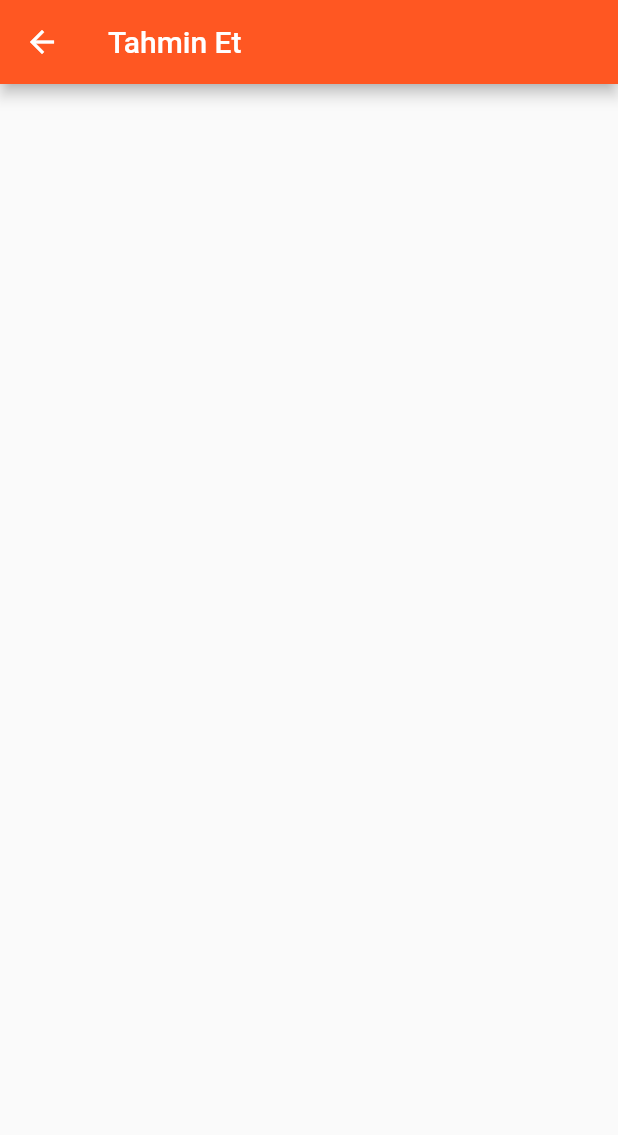
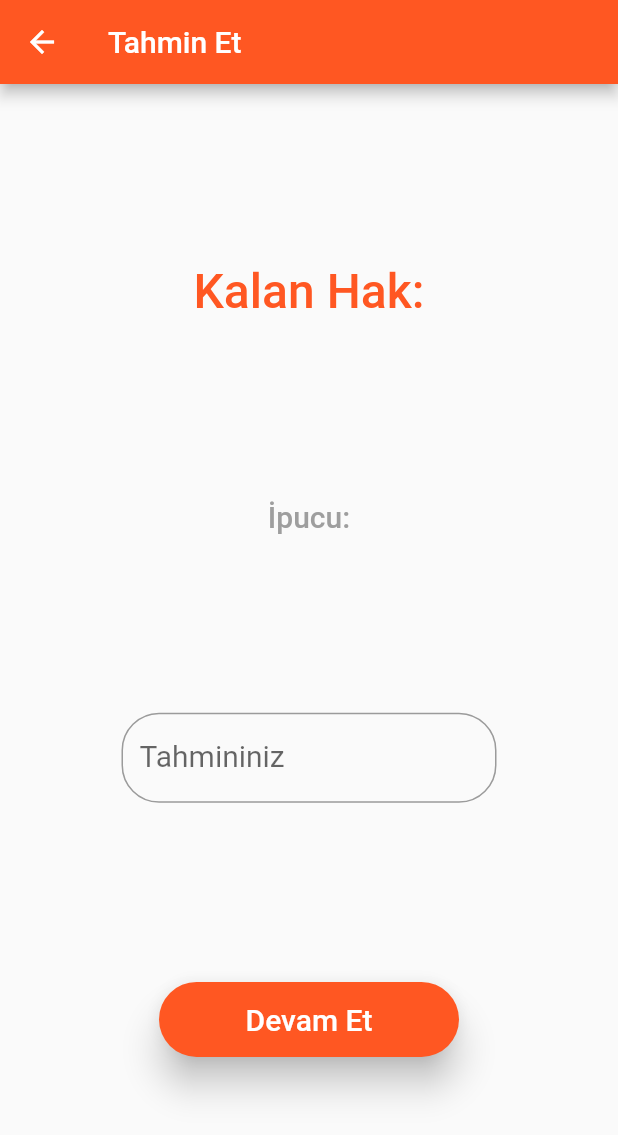
Before and after one commit to kadironer/Sayi-Tahmin-Oyunu, a Flutter app: the tahminEkrani screen opened directly, on a phone screen of 412 x 824 dp. Shown: the top 1135 px of the screen. Run offline on Flutter 3.47's test engine with Material 2 defaults, Android fonts, the phone set to English and light mode, and no system bars.

Commit message:
Design Completed

```diff
--- a/lib/tahminEkrani.dart
+++ b/lib/tahminEkrani.dart
@@ -1,4 +1,5 @@
 import 'package:flutter/material.dart';
+import 'package:sayi_tahmin_oyunu/sonucEkrani.dart';
 
 class tahminEkrani extends StatefulWidget {
   const tahminEkrani({Key? key}) : super(key: key);
@@ -18,7 +19,64 @@ class _tahminEkraniState extends State<tahminEkrani> {
         child: Column(
           mainAxisAlignment: MainAxisAlignment.spaceEvenly,
           children: <Widget>[
+            Text("Kalan Hak:",
+              style: TextStyle(
+                fontSize: 32,
+                fontWeight: FontWeight.w500,
+                color: Colors.deepOrange,
+              ),
+            ),
+            Text("İpucu:",
+              style: TextStyle(
+                fontSize: 20,
+                fontWeight: FontWeight.w500,
+                color: Colors.grey,
+              ),
+            ),
+            SizedBox(
+              width: 250,
+              height: 60,
+              child: TextField(
+                textAlign: TextAlign.center,
+                keyboardType: TextInputType.number,
+                style: TextStyle(
+                  fontSize: 20,
+                ),
+                decoration: InputDecoration(
+                  hintText: ("Bir sayı giriniz!"),
+                  labelText: "Tahmininiz",
+                  border: OutlineInputBorder(
+                    borderRadius: BorderRadius.all(Radius.circular(25.0)),
+                  ),
+                ),
+              ),
+            ),
 
+            SizedBox(
+              width: 200,
+              height: 50,
+              child: ElevatedButton(
+                child: Text("Devam Et",
+                  style: TextStyle(
+                    fontSize: 20,
+
+                  ),
+                ),
+                style: ElevatedButton.styleFrom(
+                  primary: Colors.deepOrange,
+                  shadowColor: Colors.black,
+                  elevation: 10,
+                  shape: RoundedRectangleBorder(
+                    borderRadius: BorderRadius.all(Radius.circular(45.0)),
+                  ),
+
+                ),
+                onPressed:(){
+                  Navigator.pushReplacement(context, MaterialPageRoute(builder: (context)=>sonucEkrani()));
+
+                },
+              ),
+            ),
           ],
         ),
       ),
--- a/pubspec.yaml
+++ b/pubspec.yaml
@@ -60,6 +60,8 @@ flutter:
   # To add assets to your application, add an assets section, like this:
   assets:
       - Images/dice.png
+      - Images/smile.png
+      - Images/sad.png
 
 
   # An image asset can refer to one or more resolution-specific "variants", see
```
Also changed, not shown: lib/sonucEkrani.dart (+47 -0 lines), Images/sad.png (added), Images/smile.png (added).
